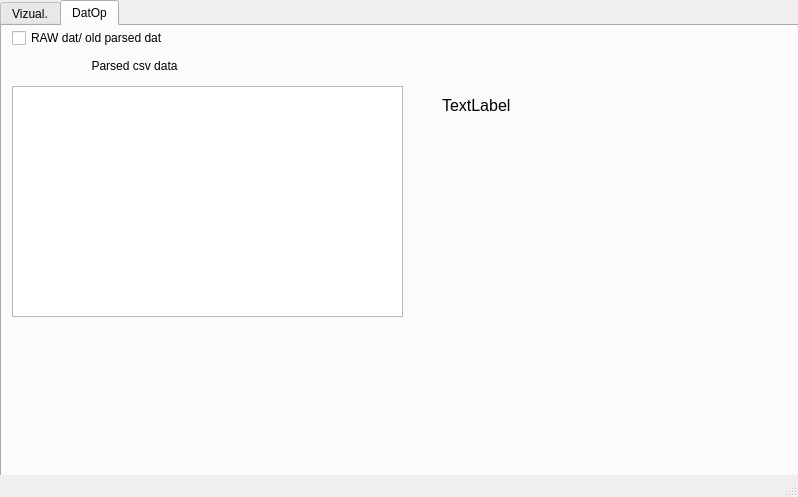
Before: the Qt Designer form mainwindow.ui in libriIPcko/RadarVisualizer, drawn with Qt 5.
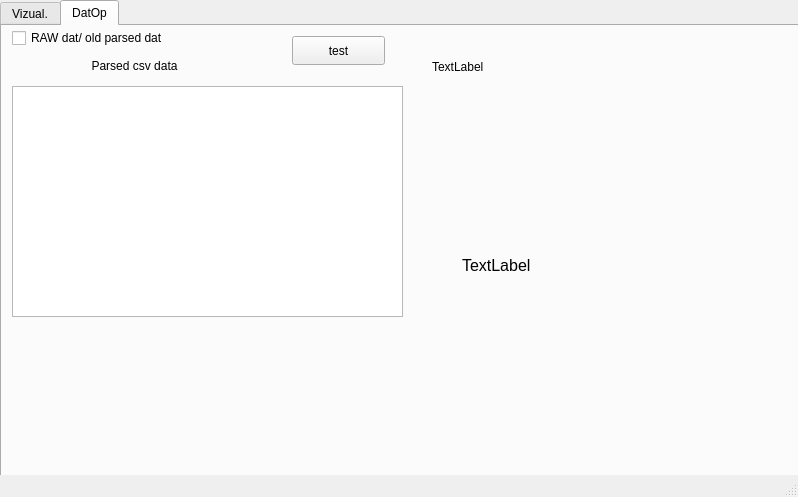
After: the same form once the commit is applied.

What changed in the file:
```diff
--- a/mainwindow.ui
+++ b/mainwindow.ui
@@ -433,8 +433,8 @@
      <widget class="QLabel" name="notification">
       <property name="geometry">
        <rect>
-        <x>440</x>
-        <y>70</y>
+        <x>460</x>
+        <y>230</y>
         <width>241</width>
         <height>131</height>
        </rect>
@@ -460,6 +460,35 @@
        <bool>true</bool>
       </property>
      </widget>
+     <widget class="QPushButton" name="testBTN">
+      <property name="geometry">
+       <rect>
+        <x>290</x>
+        <y>10</y>
+        <width>93</width>
+        <height>29</height>
+       </rect>
+      </property>
+      <property name="text">
+       <string>test</string>
+      </property>
+     </widget>
+     <widget class="QLabel" name="tst_label_5">
+      <property name="geometry">
+       <rect>
+        <x>430</x>
+        <y>10</y>
+        <width>321</width>
+        <height>61</height>
+       </rect>
+      </property>
+      <property name="text">
+       <string>TextLabel</string>
+      </property>
+      <property name="wordWrap">
+       <bool>true</bool>
+      </property>
+     </widget>
     </widget>
    </widget>
   </widget>
```
